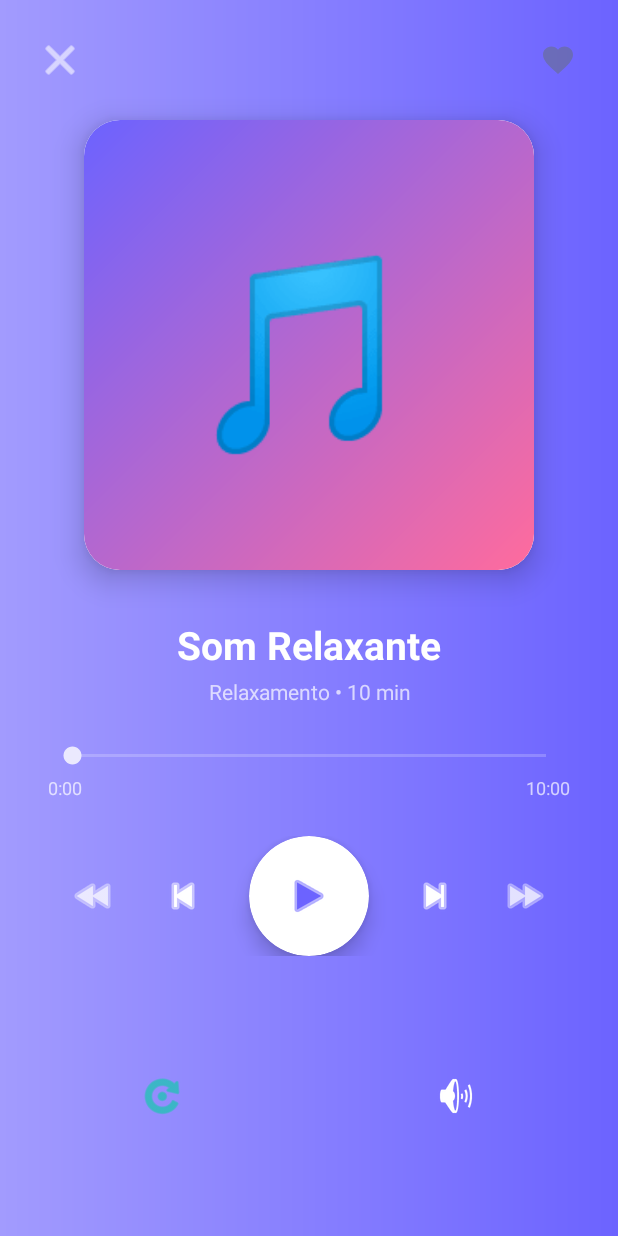
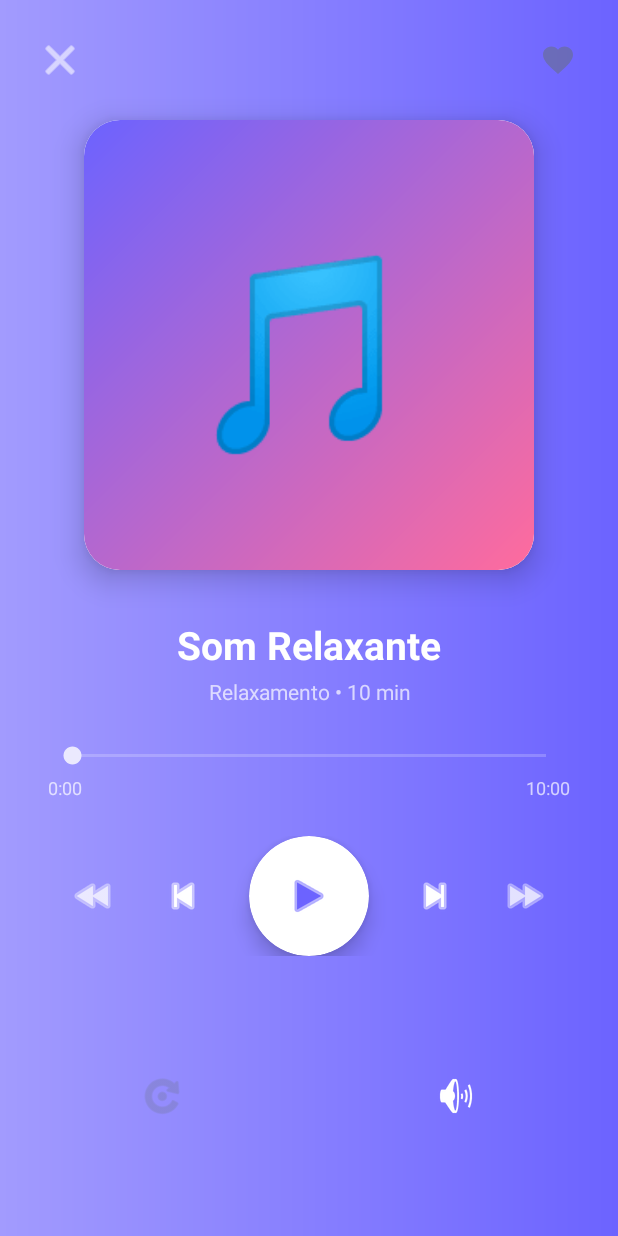
Before and after one commit to vandersonbraz/projeto-android, an Android app: the PlayerActivity screen opened directly, with no data from a screen before it, on a phone screen of 412 x 824 dp. Run offline under Robolectric (Android 15) with nearby library versions, the phone set to English and light mode, and no system bars; libraries missing offline, so code that uses them is left out: com.android.billingclient; 2 statements that could not run were skipped.

Commit message:
v1.3: Correção de avisos e melhorias finais
AVISOS CORRIGIDOS:
✅ PlayerActivity: getParcelableArrayListExtra depreciado
   - Usa nova API para Android 13+ (TIRAMISU)
   - Mantém compatibilidade com versões antigas
   - @Suppress("DEPRECATION") para código legado

✅ NotificationBadgeManager: imports não utilizados
   - Removido SimpleDateFormat não usado
   - Removido Date não usado
   - Removida variável timeFormatter não usada

MUDANÇAS DE COMPORTAMENTO:
✅ Loop agora começa DESATIVADO por padrão
   - isLooping = false inicialmente
   - mediaPlayer.isLooping = false
   - Botão começa cinza (alpha 0.4)
   - Usuário ativa quando quiser

RESULTADO:
- ZERO avisos de compilação
- ZERO avisos de depreciação
- Código atualizado para Android 13+
- Loop desativado por padrão (melhor UX)

```diff
--- a/CalmareApp/app/src/main/java/com/calmare/app/ui/PlayerActivity.kt
+++ b/CalmareApp/app/src/main/java/com/calmare/app/ui/PlayerActivity.kt
@@ -26,7 +26,7 @@ class PlayerActivity : AppCompatActivity() {
     private lateinit var preferencesManager: PreferencesManager
     private var mediaPlayer: MediaPlayer? = null
     private var isPlaying = false
-    private var isLooping = true
+    private var isLooping = false  // Começa DESATIVADO
     private var isFavorite = false
     private var isAudioPrepared = false
 
@@ -81,7 +81,12 @@ class PlayerActivity : AppCompatActivity() {
         isPremium = intent.getBooleanExtra("IS_PREMIUM", false)
 
         // Get playlist and current index
-        playlist = intent.getParcelableArrayListExtra<Sound>("PLAYLIST") ?: emptyList()
+        playlist = if (android.os.Build.VERSION.SDK_INT >= android.os.Build.VERSION_CODES.TIRAMISU) {
+            intent.getParcelableArrayListExtra("PLAYLIST", Sound::class.java) ?: emptyList()
+        } else {
+            @Suppress("DEPRECATION")
+            intent.getParcelableArrayListExtra<Sound>("PLAYLIST") ?: emptyList()
+        }
         currentIndex = intent.getIntExtra("CURRENT_INDEX", 0)
 
         // Initialize views
@@ -111,9 +116,9 @@ class PlayerActivity : AppCompatActivity() {
         // Botão começa como Play (não Pause)
         btnPlayPause.setImageResource(android.R.drawable.ic_media_play)
 
-        // Botão de loop começa verde (ativo por padrão)
-        btnLoop.setColorFilter(getColor(R.color.success))
-        btnLoop.alpha = 1.0f
+        // Botão de loop começa DESATIVADO (cinza)
+        btnLoop.setColorFilter(getColor(R.color.text_secondary))
+        btnLoop.alpha = 0.4f
 
         // Setup buttons
         setupClickListeners()
@@ -353,7 +358,7 @@ class PlayerActivity : AppCompatActivity() {
                 )
 
                 setDataSource(soundUrl)
-                isLooping = true
+                isLooping = false  // Começa DESATIVADO
                 prepareAsync()
 
                 setOnPreparedListener {
--- a/CalmareApp/app/src/main/java/com/calmare/app/utils/NotificationBadgeManager.kt
+++ b/CalmareApp/app/src/main/java/com/calmare/app/utils/NotificationBadgeManager.kt
@@ -4,8 +4,6 @@ import android.content.Context
 import android.content.SharedPreferences
 import org.json.JSONArray
 import org.json.JSONObject
-import java.text.SimpleDateFormat
-import java.util.Date
 import java.util.Locale
 
 data class MissedMeditation(
@@ -20,7 +18,6 @@ class NotificationBadgeManager(context: Context) {
 
     fun addMissedMeditation(hour: Int, minute: Int, title: String) {
         val missedList = getMissedMeditations().toMutableList()
-        val timeFormatter = SimpleDateFormat("HH:mm", Locale.getDefault())
         val timestamp = System.currentTimeMillis()
 
         missedList.add(MissedMeditation(
```
Also changed, not shown: 2 other files.
